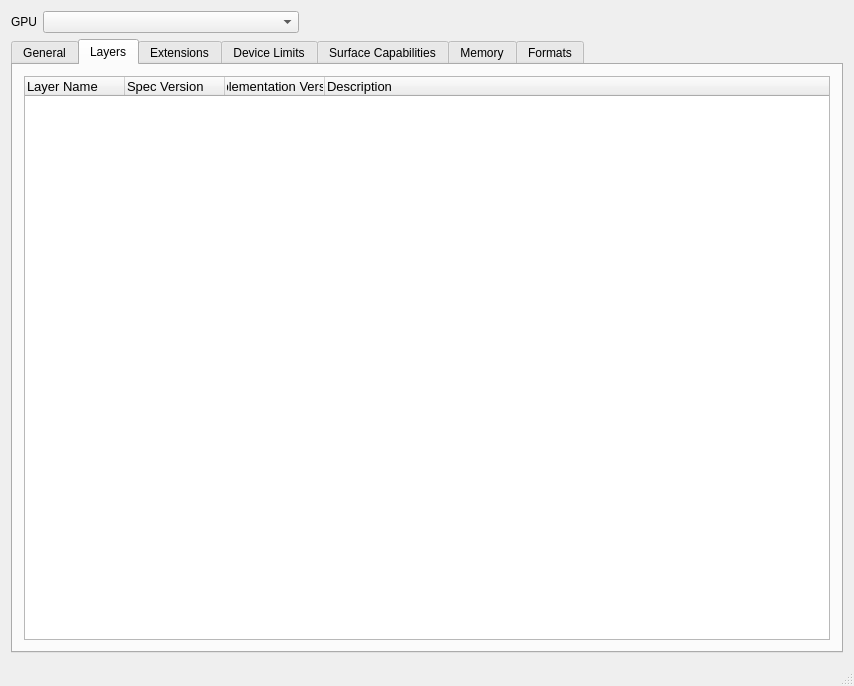
The window that mainwindow.ui (chaoticbob/VulkanInfoViewer) describes before a commit, drawn with Qt 5.
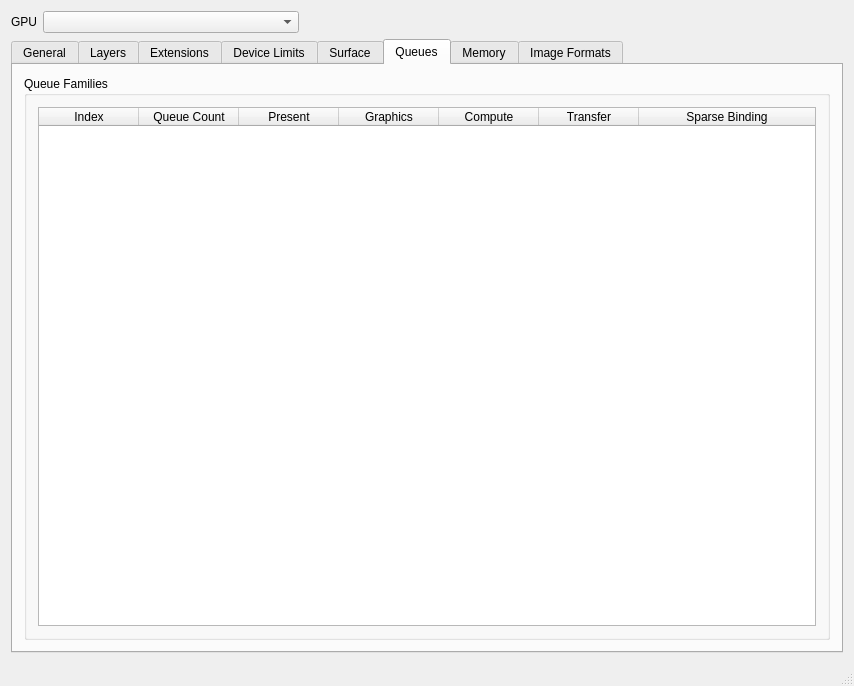
The same window after the commit. The open tabs and pages were chosen to show the change.

Commit message: Added queue population

Diff of the .ui file:
```diff
--- a/mainwindow.ui
+++ b/mainwindow.ui
@@ -75,6 +75,9 @@
                 <pointsize>10</pointsize>
                </font>
               </property>
+              <property name="alternatingRowColors">
+               <bool>true</bool>
+              </property>
               <column>
                <property name="text">
                 <string>Layer Name</string>
@@ -204,7 +207,7 @@
         </widget>
         <widget class="QWidget" name="tab_3">
          <attribute name="title">
-          <string>Surface Capabilities</string>
+          <string>Surface</string>
          </attribute>
          <layout class="QVBoxLayout" name="verticalLayout_14">
           <item>
@@ -314,6 +317,92 @@
           </item>
          </layout>
         </widget>
+        <widget class="QWidget" name="tab_8">
+         <attribute name="title">
+          <string>Queues</string>
+         </attribute>
+         <layout class="QVBoxLayout" name="verticalLayout_19">
+          <item>
+           <widget class="QGroupBox" name="groupBox_4">
+            <property name="title">
+             <string>Queue Families</string>
+            </property>
+            <layout class="QVBoxLayout" name="verticalLayout_18">
+             <item>
+              <layout class="QVBoxLayout" name="verticalLayout_17">
+               <item>
+                <widget class="QTreeWidget" name="queuesWidget">
+                 <property name="alternatingRowColors">
+                  <bool>true</bool>
+                 </property>
+                 <property name="uniformRowHeights">
+                  <bool>true</bool>
+                 </property>
+                 <column>
+                  <property name="text">
+                   <string>Index</string>
+                  </property>
+                  <property name="textAlignment">
+                   <set>AlignCenter</set>
+                  </property>
+                 </column>
+                 <column>
+                  <property name="text">
+                   <string>Queue Count</string>
+                  </property>
+                  <property name="textAlignment">
+                   <set>AlignCenter</set>
+                  </property>
+                 </column>
+                 <column>
+                  <property name="text">
+                   <string>Present</string>
+                  </property>
+                  <property name="textAlignment">
+                   <set>AlignCenter</set>
+                  </property>
+                 </column>
+                 <column>
+                  <property name="text">
+                   <string>Graphics</string>
+                  </property>
+                  <property name="textAlignment">
+                   <set>AlignCenter</set>
+                  </property>
+                 </column>
+                 <column>
+                  <property name="text">
+                   <string>Compute</string>
+                  </property>
+                  <property name="textAlignment">
+                   <set>AlignCenter</set>
+                  </property>
+                 </column>
+                 <column>
+                  <property name="text">
+                   <string>Transfer</string>
+                  </property>
+                  <property name="textAlignment">
+                   <set>AlignCenter</set>
+                  </property>
+                 </column>
+                 <column>
+                  <property name="text">
+                   <string>Sparse Binding</string>
+                  </property>
+                  <property name="textAlignment">
+                   <set>AlignCenter</set>
+                  </property>
+                 </column>
+                </widget>
+               </item>
+              </layout>
+             </item>
+            </layout>
+           </widget>
+          </item>
+         </layout>
+        </widget>
         <widget class="QWidget" name="tab_5">
          <attribute name="title">
           <string>Memory</string>
@@ -321,7 +410,7 @@
         </widget>
         <widget class="QWidget" name="tab_6">
          <attribute name="title">
-          <string>Formats</string>
+          <string>Image Formats</string>
          </attribute>
         </widget>
        </widget>
```
Left out of the diff: 90 changed lines with no effect on the pictures. Lines whose indentation alone changed are shown as unchanged. The commit also changes 4 other files.
